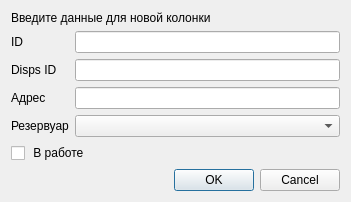
Old version of the form dataBaseFirebird/dialogs/addpointsdialog.ui in the repository Evgeniykull/DataBase.
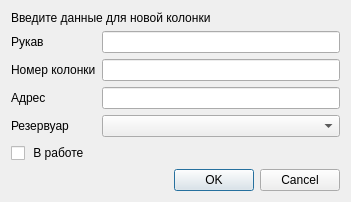
New version of the form.

```diff
--- a/dataBaseFirebird/dialogs/addpointsdialog.ui
+++ b/dataBaseFirebird/dialogs/addpointsdialog.ui
@@ -50,7 +50,7 @@
    <item row="2" column="0">
     <widget class="QLabel" name="label_2">
      <property name="text">
-      <string>Disps ID</string>
+      <string>Номер колонки</string>
      </property>
     </widget>
    </item>
@@ -84,7 +84,7 @@
    <item row="1" column="0">
     <widget class="QLabel" name="label">
      <property name="text">
-      <string>ID</string>
+      <string>Рукав</string>
      </property>
     </widget>
    </item>
```
Left out of the diff: 58 changed lines with no effect on the pictures.
